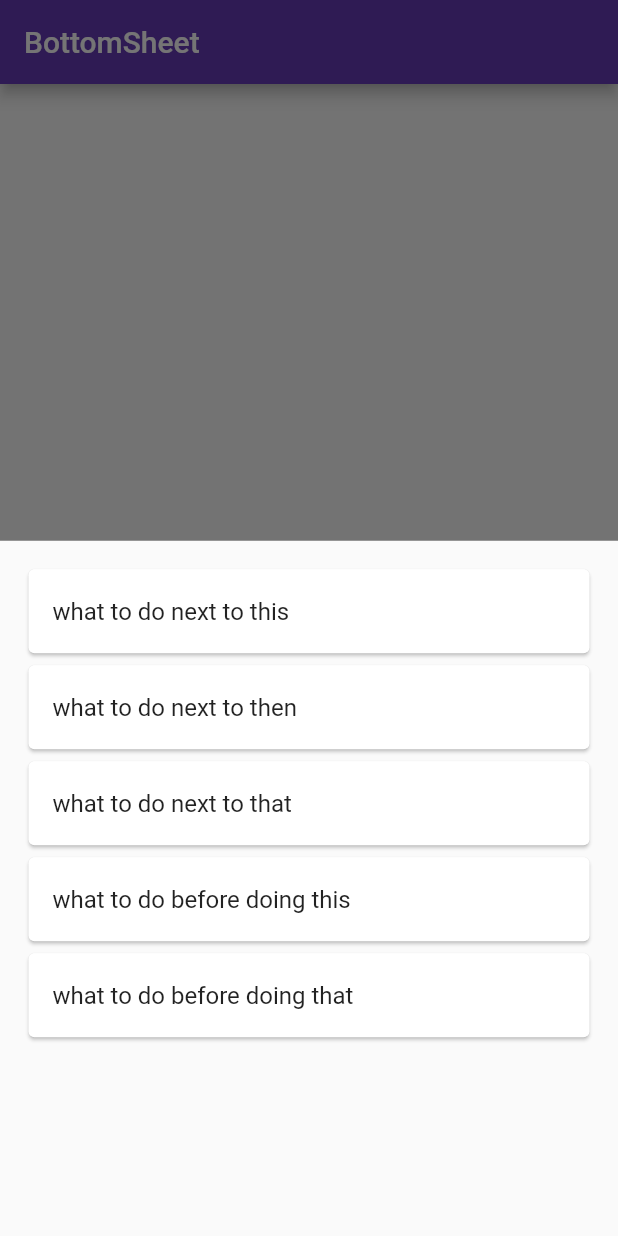
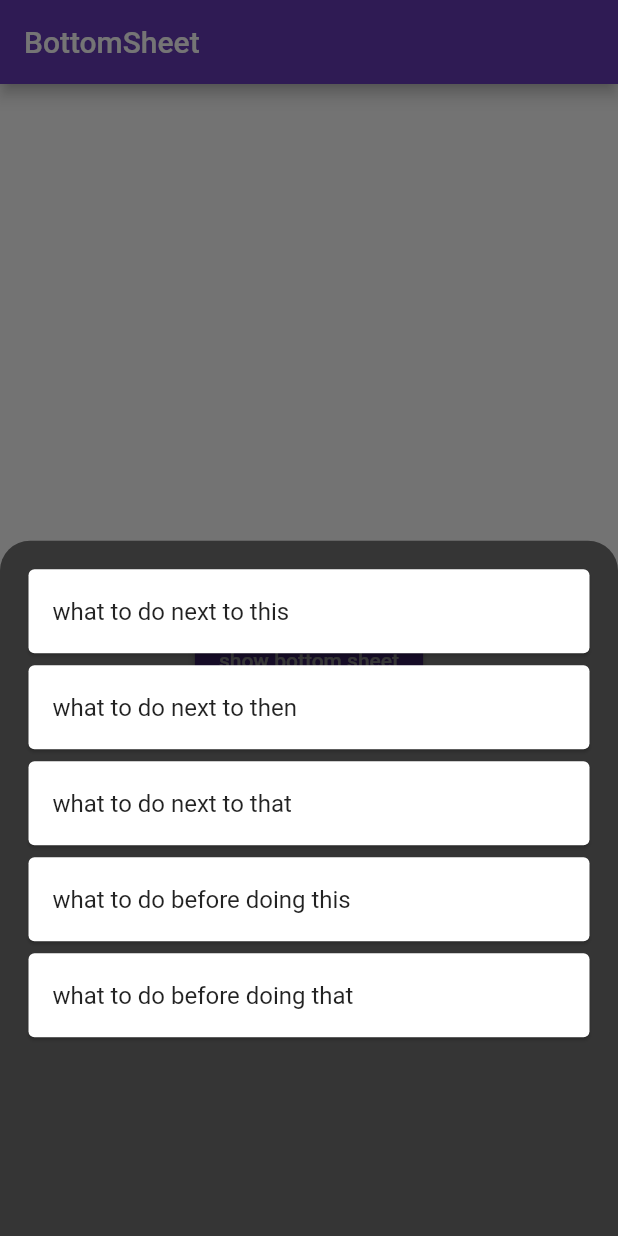
Before and after one commit to sgc93/Flutter-Widget-Library, a Flutter app: the screen it shows after launch, after a tap on "show bottom sheet", on a phone screen of 412 x 824 dp. Run offline on Flutter 3.47's test engine with Material 2 defaults, Android fonts, the phone set to English and light mode, and no system bars.

Commit message:
style ui components

```diff
--- a/lib/widgets/bottom_sheet.dart
+++ b/lib/widgets/bottom_sheet.dart
@@ -29,6 +29,12 @@ class BottomSheetW extends StatelessWidget {
 
   void _showBottomSheet(BuildContext context) {
     showModalBottomSheet(
+      backgroundColor: Colors.black54,
+      shape: const RoundedRectangleBorder(
+        borderRadius: BorderRadius.vertical(
+          top: Radius.circular(20),
+        ),
+      ),
       context: context,
       builder: (context) {
         return Container(
```
